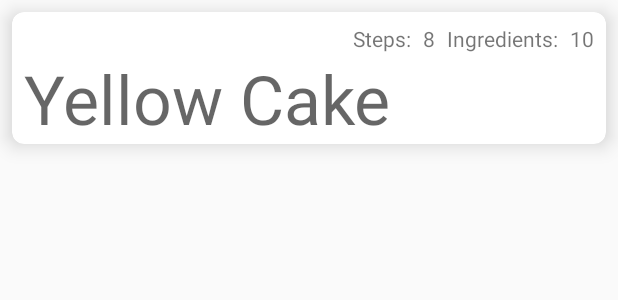
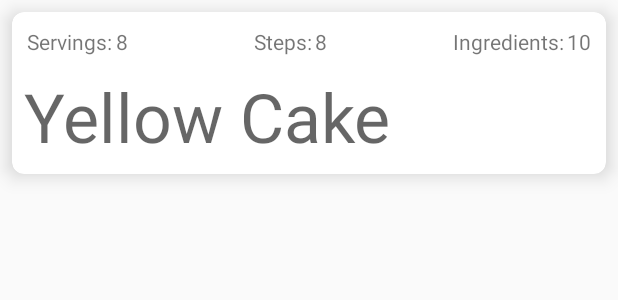
Before and after one commit to aboyce/android-udacity-baking, an Android app: the layout fragment_recipes_item_row.xml on its own in the app's theme, with its tools: preview values and no code run, on a phone screen of 412 x 824 dp. Shown: the top 300 px of the screen. Run offline under Robolectric (Android 15) with nearby library versions, the phone set to English and light mode, and no system bars.

Commit message:
Refactored the recipe card layout and added the number of servings.

```diff
--- a/android/app/src/main/java/uk/ab/baking/adapters/RecipeAdapter.java
+++ b/android/app/src/main/java/uk/ab/baking/adapters/RecipeAdapter.java
@@ -24,6 +24,9 @@ public class RecipeAdapter extends RecyclerView.Adapter<RecipeAdapter.RecipeView
         @BindView(R.id.fragment_recipes_tv_recipe_name)
         TextView recipeName;
 
+        @BindView(R.id.fragment_recipes_tv_servings)
+        TextView recipeServings;
+
         @BindView(R.id.fragment_recipes_tv_step_count)
         TextView recipeStepCount;
 
@@ -48,6 +51,7 @@ public class RecipeAdapter extends RecyclerView.Adapter<RecipeAdapter.RecipeView
     public void onBindViewHolder(@NonNull RecipeViewHolder viewHolder, int position) {
         Recipe recipe = recipes.get(position);
         viewHolder.recipeName.setText(recipe.getName());
+        viewHolder.recipeServings.setText(Integer.toString(recipe.getServings()));
         if (recipe.getSteps() != null) {
             viewHolder.recipeStepCount.setText(Integer.toString(recipe.getSteps().size()));
         } else {
--- a/android/app/src/main/res/layout/fragment_recipes_item_row.xml
+++ b/android/app/src/main/res/layout/fragment_recipes_item_row.xml
@@ -15,35 +15,105 @@
         android:layout_width="match_parent"
         android:layout_height="match_parent">
 
+        <androidx.constraintlayout.widget.ConstraintLayout
+            android:id="@+id/fragment_recipes_cl_servings"
+            android:layout_width="wrap_content"
+            android:layout_height="wrap_content"
+            android:layout_marginStart="8dp"
+            android:layout_marginTop="8dp"
+            app:layout_constraintEnd_toStartOf="@+id/fragment_recipes_cl_steps"
+            app:layout_constraintHorizontal_bias="0.5"
+            app:layout_constraintHorizontal_chainStyle="spread_inside"
+            app:layout_constraintStart_toStartOf="parent"
+            app:layout_constraintTop_toTopOf="parent">
+
+            <TextView
+                android:id="@+id/fragment_recipes_tv_servings_label"
+                android:layout_width="wrap_content"
+                android:layout_height="wrap_content"
+                android:layout_marginStart="2dp"
+                android:layout_marginTop="2dp"
+                android:layout_marginBottom="2dp"
+                android:text="@string/fragment_recipes_tv_servings_label"
+                app:layout_constraintBottom_toBottomOf="parent"
+                app:layout_constraintStart_toStartOf="parent"
+                app:layout_constraintTop_toTopOf="parent"
+                tools:text="Servings:" />
+
+            <TextView
+                android:id="@+id/fragment_recipes_tv_servings"
+                android:layout_width="wrap_content"
+                android:layout_height="wrap_content"
+                android:layout_marginStart="2dp"
+                android:layout_marginTop="2dp"
+                android:layout_marginEnd="2dp"
+                android:layout_marginBottom="2dp"
+                app:layout_constraintBottom_toBottomOf="parent"
+                app:layout_constraintEnd_toEndOf="parent"
+                app:layout_constraintStart_toEndOf="@+id/fragment_recipes_tv_servings_label"
+                app:layout_constraintTop_toTopOf="parent"
+                tools:text="8" />
+        </androidx.constraintlayout.widget.ConstraintLayout>
+
+        <androidx.constraintlayout.widget.ConstraintLayout
+            android:id="@+id/fragment_recipes_cl_steps"
+            android:layout_width="wrap_content"
+            android:layout_height="wrap_content"
+            android:layout_marginStart="8dp"
+            android:layout_marginTop="8dp"
+            app:layout_constraintEnd_toStartOf="@+id/fragment_recipes_cl_ingredients"
+            app:layout_constraintHorizontal_bias="0.5"
+            app:layout_constraintStart_toEndOf="@+id/fragment_recipes_cl_servings"
+            app:layout_constraintTop_toTopOf="parent">
             <TextView
                 android:id="@+id/fragment_recipes_tv_step_count_label"
                 android:layout_width="wrap_content"
                 android:layout_height="wrap_content"
-            android:layout_marginTop="8dp"
-            android:layout_marginEnd="8dp"
+                android:layout_marginStart="2dp"
+                android:layout_marginTop="2dp"
+                android:layout_marginBottom="2dp"
                 android:text="@string/fragment_recipes_tv_step_count_label"
-            app:layout_constraintEnd_toStartOf="@+id/fragment_recipes_tv_step_count"
+                app:layout_constraintBottom_toBottomOf="parent"
+                app:layout_constraintStart_toStartOf="parent"
                 app:layout_constraintTop_toTopOf="parent"
                 tools:text="Steps:" />
-
             <TextView
                 android:id="@+id/fragment_recipes_tv_step_count"
                 android:layout_width="wrap_content"
                 android:layout_height="wrap_content"
+                android:layout_marginStart="2dp"
+                android:layout_marginTop="2dp"
+                android:layout_marginEnd="2dp"
+                android:layout_marginBottom="2dp"
+                app:layout_constraintBottom_toBottomOf="parent"
+                app:layout_constraintEnd_toEndOf="parent"
+                app:layout_constraintStart_toEndOf="@+id/fragment_recipes_tv_step_count_label"
+                app:layout_constraintTop_toTopOf="parent"
+                tools:text="8" />
+        </androidx.constraintlayout.widget.ConstraintLayout>
+
+        <androidx.constraintlayout.widget.ConstraintLayout
+            android:id="@+id/fragment_recipes_cl_ingredients"
+            android:layout_width="wrap_content"
+            android:layout_height="wrap_content"
+            android:layout_marginStart="8dp"
             android:layout_marginTop="8dp"
             android:layout_marginEnd="8dp"
-            app:layout_constraintEnd_toStartOf="@+id/fragment_recipes_tv_ingredient_count_label"
-            app:layout_constraintTop_toTopOf="parent"
-            tools:text="8" />
+            app:layout_constraintEnd_toEndOf="parent"
+            app:layout_constraintHorizontal_bias="0.5"
+            app:layout_constraintStart_toEndOf="@+id/fragment_recipes_cl_steps"
+            app:layout_constraintTop_toTopOf="parent">
 
             <TextView
                 android:id="@+id/fragment_recipes_tv_ingredient_count_label"
                 android:layout_width="wrap_content"
                 android:layout_height="wrap_content"
-            android:layout_marginTop="8dp"
-            android:layout_marginEnd="8dp"
+                android:layout_marginStart="2dp"
+                android:layout_marginTop="2dp"
+                android:layout_marginBottom="2dp"
                 android:text="@string/fragment_recipes_tv_ingredients_count_label"
-            app:layout_constraintEnd_toStartOf="@+id/fragment_recipes_tv_ingredient_count"
+                app:layout_constraintBottom_toBottomOf="parent"
+                app:layout_constraintStart_toStartOf="parent"
                 app:layout_constraintTop_toTopOf="parent"
                 tools:text="Ingredients:" />
 
@@ -51,24 +121,30 @@
                 android:id="@+id/fragment_recipes_tv_ingredient_count"
                 android:layout_width="wrap_content"
                 android:layout_height="wrap_content"
-            android:layout_marginTop="8dp"
-            android:layout_marginEnd="8dp"
+                android:layout_marginStart="2dp"
+                android:layout_marginTop="2dp"
+                android:layout_marginEnd="2dp"
+                android:layout_marginBottom="2dp"
+                app:layout_constraintBottom_toBottomOf="parent"
                 app:layout_constraintEnd_toEndOf="parent"
+                app:layout_constraintStart_toEndOf="@+id/fragment_recipes_tv_ingredient_count_label"
                 app:layout_constraintTop_toTopOf="parent"
                 tools:text="10" />
+        </androidx.constraintlayout.widget.ConstraintLayout>
 
         <TextView
             android:id="@+id/fragment_recipes_tv_recipe_name"
             android:layout_width="match_parent"
             android:layout_height="wrap_content"
             android:layout_marginStart="8dp"
+            android:layout_marginTop="8dp"
             android:layout_marginEnd="8dp"
+            android:layout_marginBottom="8dp"
             android:textAppearance="@style/TextAppearance.AppCompat.Display2"
             app:layout_constraintBottom_toBottomOf="parent"
             app:layout_constraintEnd_toEndOf="parent"
-            app:layout_constraintHorizontal_bias="1.0"
             app:layout_constraintStart_toStartOf="parent"
-            app:layout_constraintTop_toBottomOf="@+id/fragment_recipes_tv_step_count_label"
+            app:layout_constraintTop_toBottomOf="@+id/fragment_recipes_cl_steps"
             tools:text="Yellow Cake" />
 
     </androidx.constraintlayout.widget.ConstraintLayout>
--- a/android/app/src/main/res/values/strings.xml
+++ b/android/app/src/main/res/values/strings.xml
@@ -2,6 +2,7 @@
     <string name="app_name">Baking</string>
 
     <!-- Recipes Fragment -->
-    <string name="fragment_recipes_tv_step_count_label">Steps: </string>
-    <string name="fragment_recipes_tv_ingredients_count_label">Ingredients: </string>
+    <string name="fragment_recipes_tv_servings_label">Servings:</string>
+    <string name="fragment_recipes_tv_step_count_label">Steps:</string>
+    <string name="fragment_recipes_tv_ingredients_count_label">Ingredients:</string>
 </resources>
```
Lines whose indentation alone changed are shown as unchanged.
